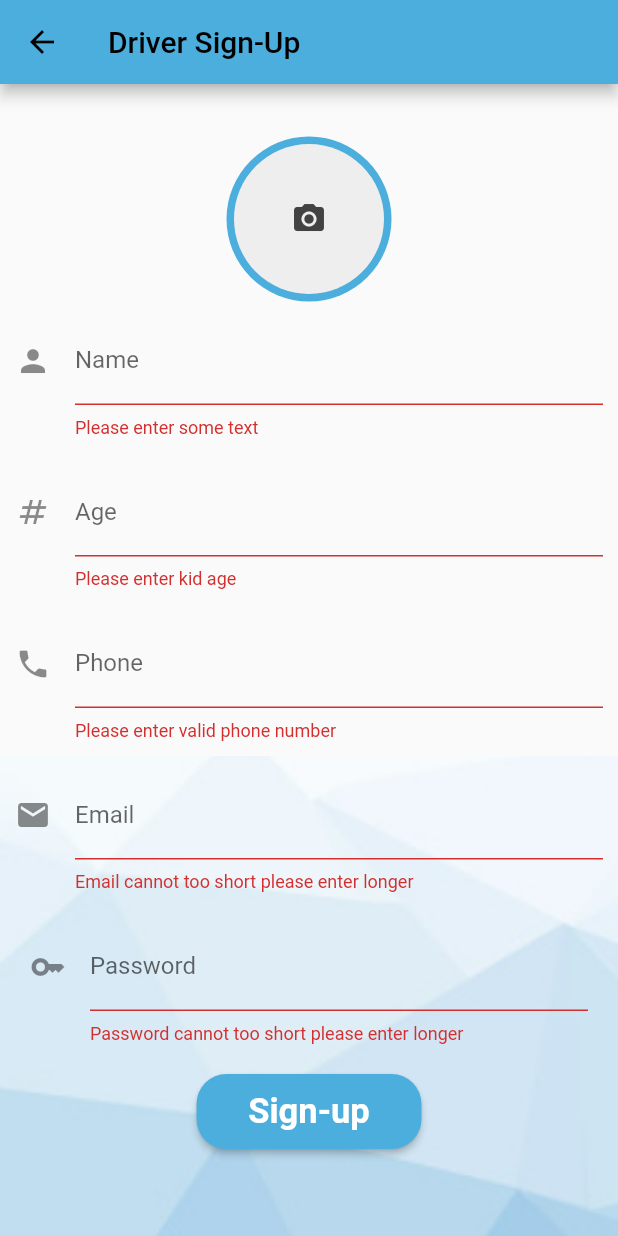
After one commit to hala-kmail/flutter-proj, a Flutter app: the Signup screen opened directly, after a tap on "Sign-up", on a phone screen of 412 x 824 dp. The commit adds this screen. Run offline on Flutter 3.47's test engine with Material 2 defaults, Android fonts, the phone set to English and light mode, and no system bars; our stand-ins replace awesome_dialog, awesome_notifications, cloud_firestore, firebase_auth, firebase_core, firebase_database and 4 more; missing offline and left inert: cron, flutter_phone_direct_caller, maps_launcher; accounts and stored records are empty; Roboto replaces fonts that are missing (Poppins).

Commit message:
first commit

```diff
--- a/lib/Login.dart
+++ b/lib/Login.dart
@@ -1,6 +1,7 @@
 // ignore_for_file: file_names, unused_import, avoid_print, prefer_const_constructors
 
 import 'package:SWMC/home.dart';
+import 'package:SWMC/signup.dart';
 import 'package:flutter/material.dart';
 import 'package:google_maps_flutter/google_maps_flutter.dart';
 import 'package:firebase_auth/firebase_auth.dart';
@@ -166,6 +167,25 @@ height:
                               ),
                             ),
                           ),
+                          Row(
+              children: <Widget>[
+                const Text('Does not have account?'),
+                TextButton(
+                  child: const Text(
+                    'Sign up',
+                    style: TextStyle(fontSize: 20),
+                  ),
+                  onPressed: () {
+                    Navigator.of(context).push(
+                                        MaterialPageRoute(builder: ((v) {
+                                      return const Signup();
+                                    })));
+                  },
+                )
+              ],
+              mainAxisAlignment: MainAxisAlignment.center,
+            ),
+
                           Padding(
                             padding: const EdgeInsets.symmetric(
                                 vertical: 10, horizontal: 10),
--- a/lib/sections.dart
+++ b/lib/sections.dart
@@ -79,10 +79,6 @@ Future<Position> _determinePosition() async {
   // continue accessing the position of the device.
   return await Geolocator.getCurrentPosition();
 }
-
-
-
-
 
 
 
--- /dev/null
+++ b/lib/signup.dart
@@ -0,0 +1,465 @@
+// ignore_for_file: file_names, unused_import, avoid_print, prefer_const_constructors
+
+import 'dart:io';
+
+import 'package:SWMC/home.dart';
+import 'package:cloud_firestore/cloud_firestore.dart';
+import 'package:flutter/material.dart';
+import 'package:google_maps_flutter/google_maps_flutter.dart';
+import 'package:firebase_auth/firebase_auth.dart';
+import 'package:image_picker/image_picker.dart';
+
+import 'firstPage.dart';
+import 'googlemap.dart';
+import 'package:awesome_dialog/awesome_dialog.dart';
+import 'package:firebase_storage/firebase_storage.dart' as firebase_storage;
+//import 'package:aweso';
+
+class Signup extends StatefulWidget {
+  const Signup({super.key});
+
+  @override
+  State<Signup> createState() => _SignupState();
+}
+
+class _SignupState extends State<Signup> {
+
+
+firebase_storage.FirebaseStorage storage =firebase_storage.FirebaseStorage.instance;
+   File? _photo;
+  final ImagePicker _picker = ImagePicker();
+
+  Future imgFromGallery() async {
+    final pickedFile = await _picker.pickImage(source: ImageSource.gallery);
+
+    setState(() {
+      if (pickedFile != null) {
+        _photo = File(pickedFile.path);
+        uploadFile();
+      } else {
+        print('No image selected.');
+      }
+    });
+  }
+
+
+  Future imgFromCamera() async {
+    final pickedFile = await _picker.pickImage(source: ImageSource.camera);
+
+    setState(() {
+      if (pickedFile != null) {
+        _photo = File(pickedFile.path);
+        uploadFile();
+      } else {
+       // print('No image selected.');
+      }
+    });
+  }
+   Future uploadFile() async {
+
+    if (_photo == null) return;
+    final fileName = _photo!.path;
+    final destination = 'files/$fileName';
+
+    try {
+      final ref = firebase_storage.FirebaseStorage.instance.ref(destination).child('file/');
+      await ref.putFile(_photo!);
+       var downUrl = await ref.getDownloadURL();
+        imgurl = downUrl.toString();
+
+    } catch (e) {
+      print('error occured');
+    }
+  }
+
+setData() async{
+     CollectionReference driverref = FirebaseFirestore.instance.collection('drivers');
+
+     driverref.add({
+      "name":name,
+      "Age":age,
+      "phone":phone,
+      "imgurl":imgurl,
+      "email":email,
+      "password":password
+
+     });
+
+  }
+
+
+  String name="";
+    String email="";
+     String password="";
+  String age="";
+  String phone="";
+   String imgurl="";
+
+
+
+
+
+
+
+
+
+
+
+  // ignore: prefer_typing_uninitialized_variables
+
+
+  GlobalKey<FormState> fkey = GlobalKey<FormState>();
+  signup() async {
+    var data = fkey.currentState;
+
+    if (data!.validate()) {
+      data.save();
+
+
+
+
+
+
+try {
+  UserCredential userCredential = await FirebaseAuth.instance.createUserWithEmailAndPassword(
+    email:email,
+    password:password
+  );
+} on FirebaseAuthException catch (e) {
+  if (e.code == 'weak-password') {
+    print('The password provided is too weak.');
+
+  } else if (e.code == 'email-already-in-use') {
+    print('The account already exists for that email.');
+    AwesomeDialog(
+              context: context,
+              title: "Error",
+              body: const Text("The account already exists for that email."))
+            ..show();
+  }
+
+
+} catch (e) {
+  print(e);
+}
+
+    }
+  }
+
+  @override
+  Widget build(BuildContext context) {
+    return Scaffold(
+      appBar: AppBar(title: Text('Driver Sign-Up'),backgroundColor: Color.fromARGB(255, 76, 174, 220),),
+        body: ListView(children: [
+      Column(
+        mainAxisAlignment: MainAxisAlignment.start,
+        crossAxisAlignment: CrossAxisAlignment.start,
+        children: [
+         SizedBox(height: 25,),
+          Center(
+              child: Form(
+                key: fkey,
+                child: Column(
+                  children: [
+
+
+ Column(
+         mainAxisAlignment: MainAxisAlignment.center,
+        children: [
+             // Image.asset('assets/mmmm.png',width: 800,),
+              SizedBox(height: 10,),
+
+                           GestureDetector(
+                            onTap: () {
+                              _showPicker(context);
+                            },
+                            child: CircleAvatar(
+                              radius:55,
+                              backgroundColor:Color.fromARGB(255, 76, 174, 220),
+                              child: _photo != null
+                                  ? ClipRRect(
+                                      borderRadius: BorderRadius.circular(50),
+                                      child: Image.file(
+                                        _photo!,
+                                        width: 100,
+                                        height: 100,
+                                        fit: BoxFit.cover,
+                                      ),
+                                    )
+                                  : Container(
+                                      decoration: BoxDecoration(
+                                          color: Colors.grey[200],
+                                          borderRadius: BorderRadius.circular(50)),
+                                      width: 100,
+                                      height: 100,
+                                      child: Icon(
+                                        Icons.camera_alt,
+                                        color: Colors.grey[800],
+                                      ),
+                                    ),
+                            ),
+                          ),
+
+
+
+        ],
+          ),
+
+//...........................................................................
+
+Padding(
+  padding: const EdgeInsets.all(10),
+  child:   TextFormField(
+
+                        decoration: const InputDecoration(
+
+                          icon: Icon(Icons.person),
+
+                          hintText: 'Enter  full name',
+
+                          labelText: 'Name',
+
+                        ),
+
+                         onChanged: (value) {
+
+                          setState(() {
+
+                            name=value.toString();
+
+                          });
+
+                        },
+
+                        validator: (value) {
+
+                          if (value!.isEmpty) {
+
+                            return 'Please enter some text';
+
+                          }
+
+                          return null;
+
+                        },
+
+                      ),
+),
+
+                    Padding(
+                      padding: const EdgeInsets.all(10),
+                      child: TextFormField(
+                        keyboardType:TextInputType.number,
+                        decoration: const InputDecoration(
+
+                          icon: Icon(Icons.numbers),
+                          hintText: 'Enter kids age',
+                          labelText: 'Age',
+                        ),
+                         onChanged: (value) {
+                          setState(() {
+                            age=value.toString();
+                          });
+                        },
+                        validator: (value) {
+                          if (value!.isEmpty) {
+                            return 'Please enter kid age';
+                          }
+                          return null;
+                        },
+                      ),
+                    ),
+                    Padding(
+                      padding: const EdgeInsets.all(10),
+                      child: TextFormField(    keyboardType:TextInputType.phone,
+                        decoration: const InputDecoration(
+                          icon: Icon(Icons.phone),
+                          hintText: 'Enter a phone number',
+                          labelText: 'Phone',
+                        ),
+                        onChanged: (value) {
+                          setState(() {
+                            phone=value.toString();
+                          });
+                        },
+                        validator: (value) {
+                          if (value!.isEmpty) {
+                            return 'Please enter valid phone number';
+                          }
+                          return null;
+                        },
+                      ),
+                    ),
+  //.....................................................................
+
+
+
+   Container(
+
+
+
+height:
+610,
+         decoration: BoxDecoration(
+        image: DecorationImage(
+          image: AssetImage("assets/l.png"),
+          fit: BoxFit.cover,
+        ),
+        ),
+                        padding: const EdgeInsets.all(10),
+                       // color: Color.fromARGB(255, 205, 221, 235),
+                        child: Center(
+                            child: Column(children: [
+                          Padding(
+                            padding: const EdgeInsets.all(0),
+                            child: TextFormField(
+                              onSaved: ((val) {
+                                email = val.toString();
+                              }),
+                              onChanged: (value) {
+                                setState(() {
+                                  email=value;
+                                });
+                              },
+                              decoration: InputDecoration(
+                                icon: const Icon(Icons.email),
+                                labelText: "Email",
+                                hintText: "Enter Email",
+                                fillColor: Colors.white,
+
+                                //fillColor: Colors.green
+                              ),
+                              validator: (val) {
+                                if (val!.length > 100) {
+                                  return "Email cannot too long please enter short";
+                                }
+                                if (val.length < 5) {
+                                  return "Email cannot too short please enter longer";
+                                } else {
+                                  return null;
+                                }
+                              },
+                              keyboardType: TextInputType.emailAddress,
+                              style: const TextStyle(
+                                fontFamily: "Poppins",
+                              ),
+                            ),
+                          ),
+                          const SizedBox(
+                            height: 10,
+                          ),
+                          Padding(
+                            padding: const EdgeInsets.all(10),
+                            child: TextFormField(
+                              onSaved: ((val) {
+                                password = val.toString();
+                              }),
+                              onChanged: (value) {
+                                setState(() {
+                                  password=value;
+                                });
+                              },
+                              obscureText: true,
+                              decoration: InputDecoration(
+                                icon: const Icon(Icons.key),
+                                labelText: "Password",
+                                hintText: "Enter Password",
+                                fillColor: Colors.white,
+
+                                //fillColor: Colors.green
+                              ),
+                              validator: (val) {
+                                if (val!.length > 100) {
+                                  return "Password cannot too long please enter short";
+                                }
+                                if (val.length < 4) {
+                                  return "Password cannot too short please enter longer";
+                                } else {
+                                  return null;
+                                }
+                              },
+                              keyboardType: TextInputType.emailAddress,
+                              style: const TextStyle(
+                                fontFamily: "Poppins",
+                              ),
+                            ),
+                          ),
+
+
+
+
+
+
+
+
+                          Padding(
+                            padding: const EdgeInsets.symmetric(
+                                vertical: 10, horizontal: 10),
+                            child: ElevatedButton(
+                                style: ElevatedButton.styleFrom(
+                                    backgroundColor: Color.fromARGB(255, 76, 174, 220),
+                                    minimumSize: const Size(150, 50),
+                                    shape: RoundedRectangleBorder(
+                                        borderRadius:
+                                            BorderRadius.circular(20))),
+                                onPressed: ()  {
+
+                                  if (fkey.currentState!.validate()) {
+
+                              setData();
+                              ScaffoldMessenger.of(context).showSnackBar(const SnackBar(content: Text('The driver has been registered successfully')));
+                              }
+                                 var user = signup();
+                                 print(user);
+                                  if (user != null) {
+
+                                  }
+                                },
+                                child: const Text(
+                                  "Sign-up",
+                                  style: TextStyle(
+                                      color: Colors.white,
+                                      fontSize: 23,
+                                      fontWeight: FontWeight.bold),
+                                )),
+                          )
+                        ]))),
+                  ],
+                ),
+              )),
+        ],
+      ),
+    ]));
+  }
+
+
+    void _showPicker(context) {
+    showModalBottomSheet(
+        context: context,
+        builder: (BuildContext bc) {
+          return SafeArea(
+            child: Container(
+              child: new Wrap(
+                children: <Widget>[
+                  new ListTile(
+                      leading: const Icon(Icons.photo_library),
+                      title: const Text('Gallery'),
+                      onTap: () {
+                        imgFromGallery();
+                        Navigator.of(context).pop();
+                      }),
+                  new ListTile(
+                    leading: const Icon(Icons.photo_camera),
+                    title: const Text('Camera'),
+                    onTap: () {
+                      imgFromCamera();
+                      Navigator.of(context).pop();
+                    },
+                  ),
+                ],
+              ),
+            ),
+          );
+        });
+  }
+}
--- a/pubspec.yaml
+++ b/pubspec.yaml
@@ -52,6 +52,7 @@ dependencies:
   geolocator: ^9.0.2
   maps_launcher: ^2.0.1
   cron: ^0.5.1
+  google_sign_in: ^5.4.4
 dev_dependencies:
   flutter_test:
     sdk: flutter
```
Also changed, not shown: lib/adddriver.dart (+24 -5 lines), lib/addmarker.dart (+0 -19 lines), lib/alldrivers.dart (+39 -18 lines), lib/drawer.dart (+1 -20 lines), lib/drawer2.dart (+1 -7 lines), lib/googlemap.dart (+29 -53 lines), lib/map2.dart (+11 -6 lines), assets/smwc11.png, assets/smwc111.png (added), pubspec.lock.
